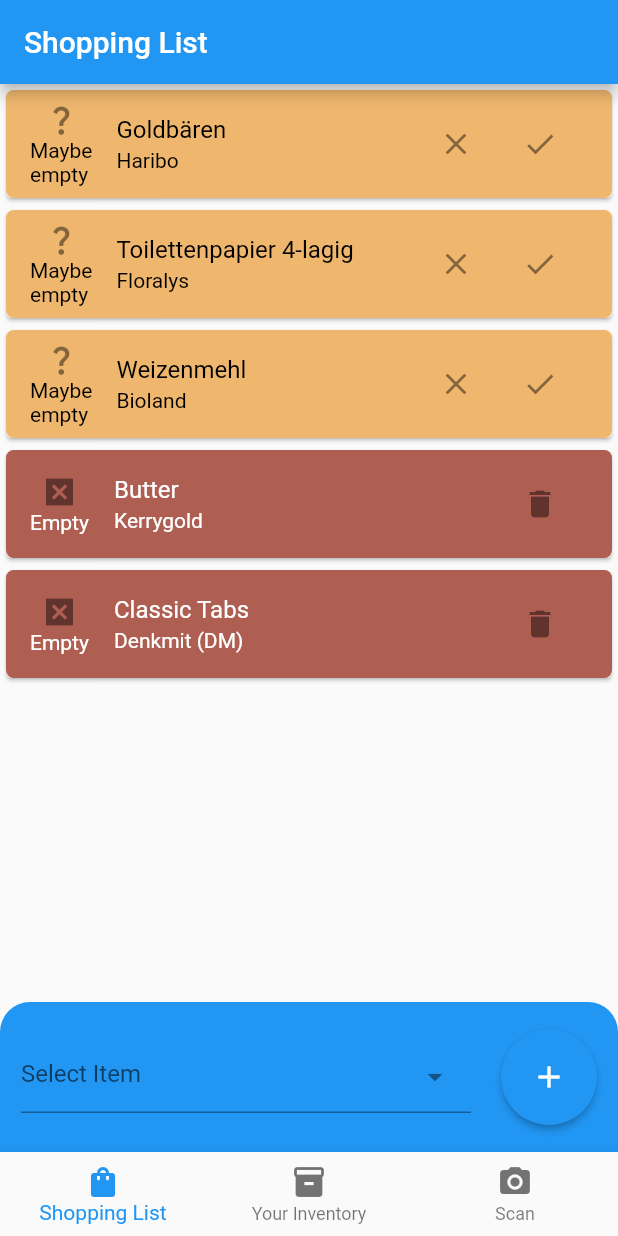
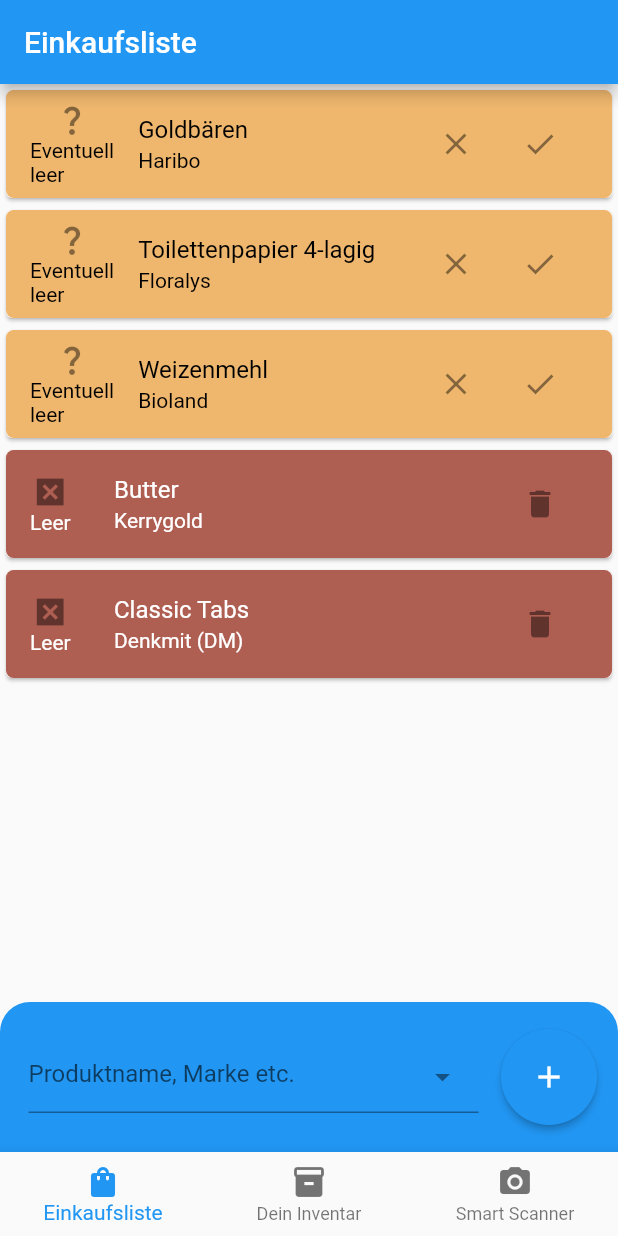
Before and after one commit to dominikth13/SE_Prototype, a Flutter app: the screen it shows after launch, on a phone screen of 412 x 824 dp. Run offline on Flutter 3.47's test engine with Material 2 defaults, Android fonts, the phone set to English and light mode, and no system bars; drawn by our look-alikes of dropdown_textfield; our stand-ins replace camera; missing offline and left inert: rainbow_color.

Commit message:
Translate UI to german

```diff
--- a/smart_shopping_list/lib/main.dart
+++ b/smart_shopping_list/lib/main.dart
@@ -87,9 +87,9 @@
 
   String _title() {
     final titleOptions = [
-      "Shopping List",
-      "Your Inventory",
-      "Add Products",
+      "Einkaufsliste",
+      "Dein Inventar",
+      "Smart Scanner",
     ];
     return titleOptions.elementAt(_selectedIndex);
   }
@@ -129,10 +129,11 @@
       bottomNavigationBar: BottomNavigationBar(
         items: const [
           BottomNavigationBarItem(
-              icon: Icon(Icons.shopping_bag), label: "Shopping List"),
+              icon: Icon(Icons.shopping_bag), label: "Einkaufsliste"),
           BottomNavigationBarItem(
-              icon: Icon(Icons.inventory), label: "Your Inventory"),
-          BottomNavigationBarItem(icon: Icon(Icons.camera_alt), label: "Scan")
+              icon: Icon(Icons.inventory), label: "Dein Inventar"),
+          BottomNavigationBarItem(
+              icon: Icon(Icons.camera_alt), label: "Smart Scanner")
         ],
         currentIndex: _selectedIndex,
         onTap: _onItemTapped,
--- a/smart_shopping_list/lib/models/unit.dart
+++ b/smart_shopping_list/lib/models/unit.dart
@@ -1,7 +1,7 @@
 enum Unit {
-  GRAM("gram"),
-  LITRE("litre"),
-  PART("part");
+  GRAM("Gramm"),
+  LITRE("Liter"),
+  PART("Teile");
 
   const Unit(this.code);
 
@@ -9,11 +9,11 @@
 
   static Unit? findByCode(String code) {
     switch (code) {
-      case "gram":
+      case "Gramm":
         return Unit.GRAM;
-      case "litre":
+      case "Liter":
         return Unit.LITRE;
-      case "part":
+      case "Teile":
         return Unit.PART;
       default:
         return null;
@@ -21,6 +21,6 @@
   }
 
   String getOutputName() {
-    return "$code(s)";
+    return code;
   }
 }
--- a/smart_shopping_list/lib/widgets/inventory_changes_widget.dart
+++ b/smart_shopping_list/lib/widgets/inventory_changes_widget.dart
@@ -72,12 +72,12 @@
               ElevatedButton.icon(
                 onPressed: widget.onPressAbort,
                 icon: const Icon(Icons.refresh),
-                label: const Text("Abort"),
+                label: const Text("Wiederholen"),
               ),
               ElevatedButton.icon(
                 onPressed: _addProducts,
                 icon: const Icon(Icons.check),
-                label: const Text("Add Products To Inventory"),
+                label: const Text("Zu Inventar hinzufügen"),
               )
             ],
           ),
--- a/smart_shopping_list/lib/widgets/inventory_widget.dart
+++ b/smart_shopping_list/lib/widgets/inventory_widget.dart
@@ -57,6 +57,7 @@
       children: <Widget>[
         SearchBar(
           onChanged: _onChangeSearchBar,
+          hintText: "Produktname, Marke etc.",
         ),
         Expanded(
           child: ListView(
--- a/smart_shopping_list/lib/widgets/shopping_list_item_widget.dart
+++ b/smart_shopping_list/lib/widgets/shopping_list_item_widget.dart
@@ -57,7 +57,7 @@
           crossAxisAlignment: CrossAxisAlignment.center,
           children: [
             Icon(Icons.add_task),
-            Text("Added"),
+            Text("Hinzugefügt"),
           ],
         );
       case ItemState.MAYBE_EMPTY:
@@ -66,7 +66,7 @@
           crossAxisAlignment: CrossAxisAlignment.center,
           children: [
             Icon(Icons.question_mark),
-            Text("Maybe\nempty"),
+            Text("Eventuell\nleer"),
           ],
         );
       default:
@@ -75,7 +75,7 @@
           crossAxisAlignment: CrossAxisAlignment.center,
           children: [
             Icon(Icons.disabled_by_default),
-            Text("Empty"),
+            Text("Leer"),
           ],
         );
     }
--- a/smart_shopping_list/lib/widgets/shopping_list_widget.dart
+++ b/smart_shopping_list/lib/widgets/shopping_list_widget.dart
@@ -111,7 +111,7 @@
             mainAxisAlignment: MainAxisAlignment.center,
             children: <Widget>[
               Container(
-                padding: EdgeInsets.fromLTRB(10, 5, 10, 5),
+                padding: EdgeInsets.fromLTRB(10, 5, 5, 5),
                 child: SizedBox(
                   width: 300,
                   child: DropDownTextField(
@@ -119,11 +119,16 @@
                     enableSearch: true,
                     controller: _svdc,
                     dropDownItemCount: 4,
+                    searchDecoration:
+                        InputDecoration(hintText: "Produktname, Marke etc."),
+                    textFieldDecoration: InputDecoration(
+                        hintText: "Produktname, Marke etc.",
+                        constraints: BoxConstraints(maxWidth: 200)),
                   ),
                 ),
               ),
               Container(
-                padding: EdgeInsets.fromLTRB(10, 5, 10, 5),
+                padding: EdgeInsets.fromLTRB(10, 5, 5, 5),
                 child: ElevatedButton(
                   onPressed: _addProduct,
                   style: ElevatedButton.styleFrom(
```
Also changed, not shown: smart_shopping_list/lib/widgets/camera_widget.dart (+14 -15 lines), smart_shopping_list/lib/widgets/inventory_item_widget.dart (+27 -13 lines).
